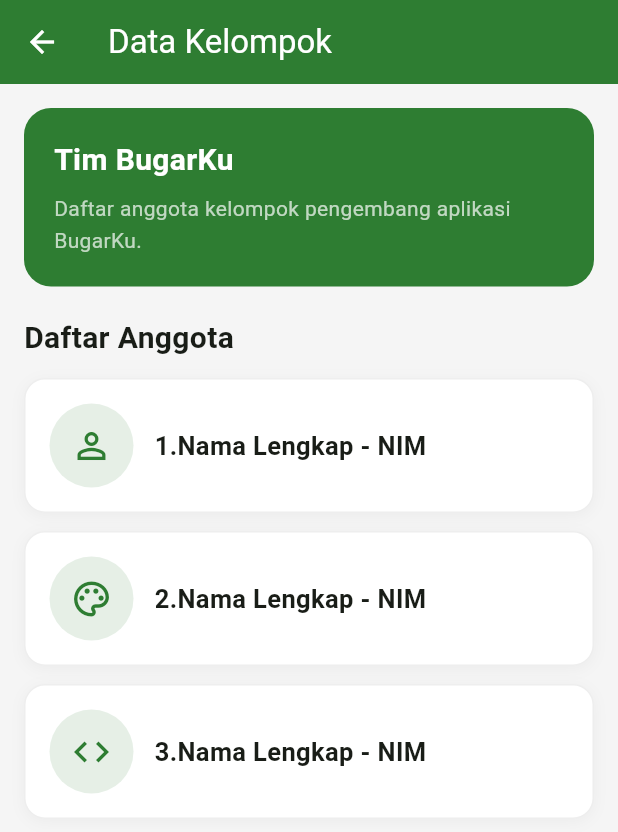
After one commit to tikodjati/bugarku, a Flutter app: the GroupDataPage screen opened directly, on a phone screen of 412 x 824 dp. The commit adds this screen. Shown: the top 832 px of the screen. Run offline on Flutter 3.47's test engine with Material 3 defaults, Android fonts, the phone set to English and light mode, and no system bars.

Commit message:
feat(group): membuat fitur group

```diff
--- /dev/null
+++ b/lib/pages/group_page.dart
@@ -0,0 +1,145 @@
+import 'package:flutter/material.dart';
+
+import '../utils/constants.dart';
+
+class _GroupMember {
+  final String name;
+  final IconData icon;
+
+  const _GroupMember({
+    required this.name,
+    required this.icon,
+  });
+}
+
+class GroupDataPage extends StatelessWidget {
+  const GroupDataPage({super.key});
+
+  static const List<_GroupMember> _members = [
+    _GroupMember(
+      name: 'Nama Lengkap - NIM',
+      icon: Icons.person_outline,
+    ),
+    _GroupMember(
+      name: 'Nama Lengkap - NIM',
+      icon: Icons.palette_outlined,
+    ),
+    _GroupMember(
+      name: 'Nama Lengkap - NIM',
+      icon: Icons.code_outlined,
+    ),
+  ];
+
+  @override
+  Widget build(BuildContext context) {
+    return Scaffold(
+      backgroundColor: AppColors.background,
+      appBar: AppBar(
+        title: const Text('Data Kelompok'),
+        backgroundColor: AppColors.primary,
+        foregroundColor: Colors.white,
+      ),
+      body: SafeArea(
+        child: Padding(
+          padding: const EdgeInsets.all(16),
+          child: Column(
+            crossAxisAlignment: CrossAxisAlignment.start,
+            children: [
+              Container(
+                width: double.infinity,
+                padding: const EdgeInsets.all(20),
+                decoration: BoxDecoration(
+                  color: AppColors.primary,
+                  borderRadius: BorderRadius.circular(18),
+                ),
+                child: Column(
+                  crossAxisAlignment: CrossAxisAlignment.start,
+                  children: const [
+                    Text(
+                      'Tim BugarKu',
+                      style: TextStyle(
+                        color: Colors.white,
+                        fontSize: 20,
+                        fontWeight: FontWeight.bold,
+                      ),
+                    ),
+                    SizedBox(height: 8),
+                    Text(
+                      'Daftar anggota kelompok pengembang aplikasi BugarKu.',
+                      style: TextStyle(
+                        color: Colors.white70,
+                        fontSize: 14,
+                        height: 1.5,
+                      ),
+                    ),
+                  ],
+                ),
+              ),
+              const SizedBox(height: 20),
+              const Text(
+                'Daftar Anggota',
+                style: TextStyle(
+                  fontSize: 20,
+                  fontWeight: FontWeight.bold,
+                ),
+              ),
+              const SizedBox(height: 12),
+              Expanded(
+                child: ListView.builder(
+                  itemCount: _members.length,
+                  itemBuilder: (context, index) {
+                    final member = _members[index];
+                    return Container(
+                      margin: const EdgeInsets.only(bottom: 12),
+                      padding: const EdgeInsets.all(16),
+                      decoration: BoxDecoration(
+                        color: Colors.white,
+                        borderRadius: BorderRadius.circular(14),
+                        border: Border.all(color: Colors.grey.shade200),
+                        boxShadow: [
+                          BoxShadow(
+                            color: Colors.black.withOpacity(0.04),
+                            blurRadius: 8,
+                            offset: const Offset(0, 2),
+                          ),
+                        ],
+                      ),
+                      child: Row(
+                        children: [
+                          CircleAvatar(
+                            radius: 28,
+                            backgroundColor: AppColors.primary.withOpacity(0.12),
+                            child: Icon(
+                              member.icon,
+                              color: AppColors.primary,
+                              size: 28,
+                            ),
+                          ),
+                          const SizedBox(width: 14),
+                          Expanded(
+                            child: Column(
+                              crossAxisAlignment: CrossAxisAlignment.start,
+                              children: [
+                                Text(
+                                  '${index + 1}.${member.name}',
+                                  style: const TextStyle(
+                                    fontSize: 17,
+                                    fontWeight: FontWeight.w600,
+                                  ),
+                                ),
+                              ],
+                            ),
+                          ),
+                        ],
+                      ),
+                    );
+                  },
+                ),
+              ),
+            ],
+          ),
+        ),
+      ),
+    );
+  }
+}
--- a/lib/pages/home_page.dart
+++ b/lib/pages/home_page.dart
@@ -5,6 +5,7 @@ import 'bmi_page.dart';
 import 'calorie_page.dart';
 import 'login_page.dart';
 import 'workout_page.dart';
+import 'group_page.dart';
 
 class _HomeMenuItem {
   final IconData icon;
@@ -67,9 +68,10 @@ class HomePage extends StatelessWidget {
         label: 'Workout Schedule',
         pageBuilder: (_) => const WorkoutPage(),
       ),
-      const _HomeMenuItem(
+      _HomeMenuItem(
         icon: Icons.groups_outlined,
         label: 'Data Kelompok',
+        pageBuilder: (_) => const GroupDataPage(),
       ),
     ];
 
```
